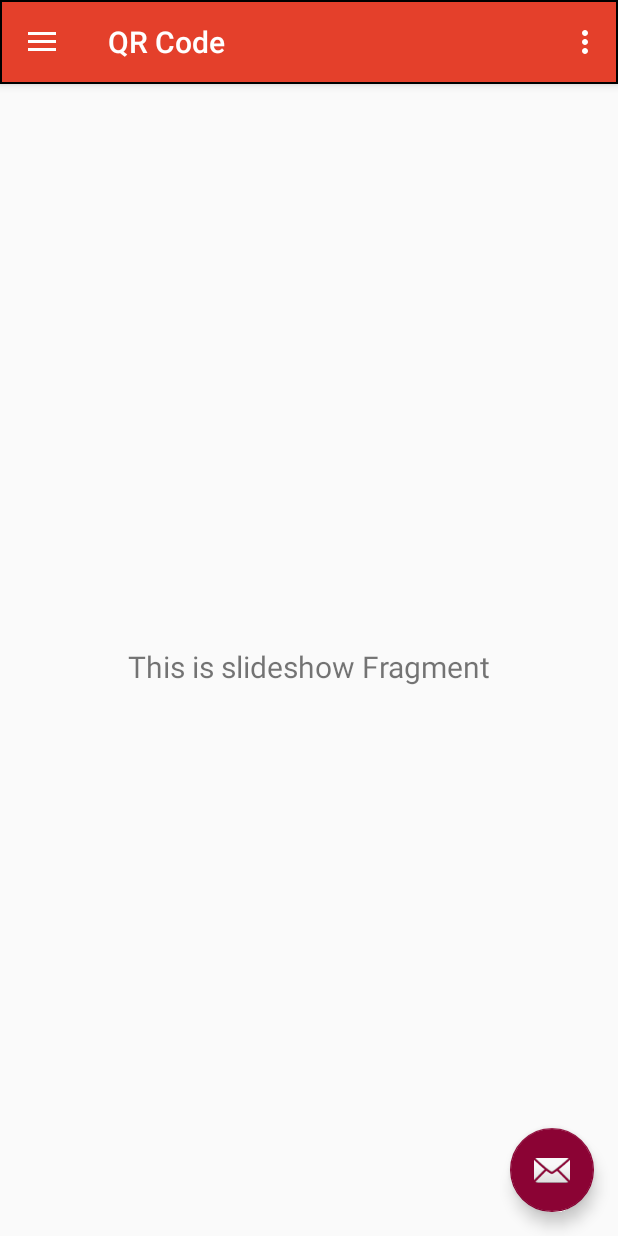
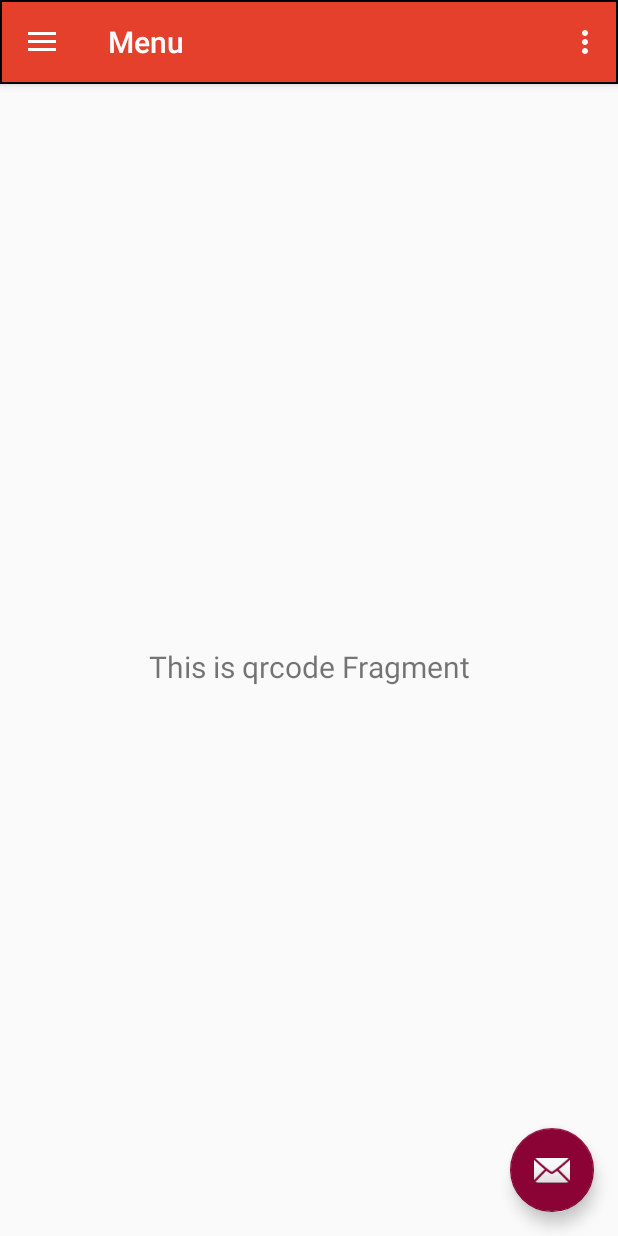
Before and after one commit to maxespi/Costachickens2, an Android app: the screen it shows after launch (MainActivity), in the side drawer, after a tap on "QR Code", on a phone screen of 412 x 824 dp. Run offline under Robolectric (Android 15) with nearby library versions, the phone set to English and light mode, and no system bars; our stand-ins replace navigation-ui; libraries missing offline, so code that uses them is left out: ahmed.easyslider; pictures from the network do not load; 6 statements that could not run were skipped.

Commit message:
Varios cambios, se agrega un cuarto elemento al menu

```diff
--- a/app/build.gradle
+++ b/app/build.gradle
@@ -50,6 +50,7 @@ dependencies {
     implementation 'androidx.lifecycle:lifecycle-extensions:2.2.0'
     implementation 'androidx.navigation:navigation-fragment-ktx:2.2.1'
     implementation 'androidx.navigation:navigation-ui-ktx:2.2.1'
+    implementation 'androidx.lifecycle:lifecycle-viewmodel-ktx:2.2.0'
     testImplementation 'junit:junit:4.12'
     androidTestImplementation 'androidx.test.ext:junit:1.1.1'
     androidTestImplementation 'androidx.test.espresso:espresso-core:3.2.0'
--- a/app/src/main/java/com/e/costachickens2/MainActivity.kt
+++ b/app/src/main/java/com/e/costachickens2/MainActivity.kt
@@ -1,20 +1,21 @@
 package com.e.costachickens2
 
-import android.content.Intent
 import android.os.Bundle
 import android.view.Menu
 import android.view.View
-import com.google.android.material.floatingactionbutton.FloatingActionButton
-import com.google.android.material.snackbar.Snackbar
-import com.google.android.material.navigation.NavigationView
+import android.widget.Button
+import android.widget.Toast
+import androidx.appcompat.app.AppCompatActivity
+import androidx.appcompat.widget.Toolbar
+import androidx.drawerlayout.widget.DrawerLayout
 import androidx.navigation.findNavController
 import androidx.navigation.ui.AppBarConfiguration
 import androidx.navigation.ui.navigateUp
 import androidx.navigation.ui.setupActionBarWithNavController
 import androidx.navigation.ui.setupWithNavController
-import androidx.drawerlayout.widget.DrawerLayout
-import androidx.appcompat.app.AppCompatActivity
-import androidx.appcompat.widget.Toolbar
+import com.google.android.material.floatingactionbutton.FloatingActionButton
+import com.google.android.material.navigation.NavigationView
+import com.google.android.material.snackbar.Snackbar
 
 class MainActivity : AppCompatActivity() {
 
@@ -23,32 +24,38 @@ class MainActivity : AppCompatActivity() {
 
     override fun onCreate(savedInstanceState: Bundle?) {
 
+        // estas lineas, delay y cambio de thema.
         Thread.sleep(1000)
         setTheme(R.style.AppTheme_NoActionBar)
 
         super.onCreate(savedInstanceState)
         setContentView(R.layout.activity_main)
+
+
         val toolbar: Toolbar = findViewById(R.id.toolbar)
         setSupportActionBar(toolbar)
 
         val fab: FloatingActionButton = findViewById(R.id.fab)
         fab.setOnClickListener { view ->
-            Snackbar.make(view, "Replace with your own action", Snackbar.LENGTH_LONG)
+            Snackbar.make(view, "Enviar mensaje", Snackbar.LENGTH_LONG)
                     .setAction("Action", null).show()
         }
+
         val drawerLayout: DrawerLayout = findViewById(R.id.drawer_layout)
         val navView: NavigationView = findViewById(R.id.nav_view)
         val navController = findNavController(R.id.nav_host_fragment)
-        // Passing each menu ID as a set of Ids because each
-        // menu should be considered as top level destinations.
+        // Passing each qrcode ID as a set of Ids because each
+        // qrcode should be considered as top level destinations.
         appBarConfiguration = AppBarConfiguration(setOf(
-                R.id.nav_primero, R.id.nav_segundo, R.id.nav_tercero), drawerLayout)
+                R.id.nav_primero, R.id.nav_segundo, R.id.nav_tercero, R.id.nav_cuarto), drawerLayout)
         setupActionBarWithNavController(navController, appBarConfiguration)
         navView.setupWithNavController(navController)
+
+
     }
 
     override fun onCreateOptionsMenu(menu: Menu): Boolean {
-        // Inflate the menu; this adds items to the action bar if it is present.
+        // Inflate the qrcode; this adds items to the action bar if it is present.
         menuInflater.inflate(R.menu.main, menu)
         return true
     }
@@ -58,8 +65,11 @@ class MainActivity : AppCompatActivity() {
         return navController.navigateUp(appBarConfiguration) || super.onSupportNavigateUp()
     }
 
-    /*fun goweb(@Suppress("UNUSED_PARAMETER")view: View){
-        startActivity(Intent(this, WebActivity::class.java))
+    /*
+
+    fun goweb(@Suppress("UNUSED_PARAMETER")view: View){
+        val btnWeb = Intent(this@MainActivity.baseContext, WebActivity::class.java)
+        startActivity(btnWeb)
     }*/
 
 
--- a/app/src/main/java/com/e/costachickens2/ui/home/HomeFragment.kt
+++ b/app/src/main/java/com/e/costachickens2/ui/home/HomeFragment.kt
@@ -2,19 +2,26 @@ package com.e.costachickens2.ui.home
 
 import ahmed.easyslider.EasySlider
 import ahmed.easyslider.SliderItem
+import android.content.Intent
 import android.os.Bundle
 import android.view.LayoutInflater
 import android.view.View
 import android.view.ViewGroup
+import android.widget.Button
+import android.widget.Toast
 import androidx.fragment.app.Fragment
 import androidx.lifecycle.ViewModelProviders
 import com.e.costachickens2.R
+import com.e.costachickens2.ui.web.WebFragment
+import com.e.costachickens2.ui.web.WebViewModel
 
 
 class HomeFragment : Fragment() {
 
     private lateinit var homeViewModel: HomeViewModel
-    Button
+
+
+
 
     /*private val URLbase = "https://www.costachickens.cl/wp-content/uploads/2020/02/IMG-20200227-WA0049.jpg"*/
 
@@ -28,8 +35,6 @@ class HomeFragment : Fragment() {
                 ViewModelProviders.of(this).get(HomeViewModel::class.java)
         val root = inflater.inflate(R.layout.fragment_home, container, false)
 
-
-
         val easySlider: EasySlider = root.findViewById(R.id.sliderId)
         val easySliders = ArrayList<SliderItem>()
         easySliders.add(SliderItem("Promo", R.drawable.promo1))
@@ -38,23 +43,46 @@ class HomeFragment : Fragment() {
         easySlider.setPages(easySliders)
 
 
+        val btnWeb: Button = root.findViewById(R.id.goweb)
+        val btnHome: Button = root.findViewById(R.id.gohome)
+        val btnMenu: Button = root.findViewById(R.id.gomenu)
+        val btnQRcode: Button = root.findViewById(R.id.goqrcode)
+
+        btnWeb.setOnClickListener (View.OnClickListener {
+            Toast.makeText(activity,"Pagina WEB!",Toast.LENGTH_SHORT).show()
+        })
+
+        btnHome.setOnClickListener (View.OnClickListener {
+            Toast.makeText(activity,"Home!",Toast.LENGTH_SHORT).show();
+            //val intent = Intent(activity, WebActivity::class.java)
+            //activity!!.startActivity(intent)
+        })
+
+        btnMenu.setOnClickListener (View.OnClickListener {
+            Toast.makeText(activity,"Menu!",Toast.LENGTH_SHORT).show();
+            //val intent = Intent(activity, WebActivity::class.java)
+            //activity!!.startActivity(intent)
+        })
+
+        btnQRcode.setOnClickListener (View.OnClickListener {
+            Toast.makeText(activity,"QR Code!",Toast.LENGTH_SHORT).show();
+            //val intent = Intent(activity, WebActivity::class.java)
+            //activity!!.startActivity(intent)
+        })
+
+
+
+
 
         /*var imageView: ImageView = root.findViewById(R.id.imageView)
-
         Glide.with(this)
             .load(URLbase)
             .override(600, 400)
             .into(imageView)*/
-
-
         /*val textView: TextView = root.findViewById(R.id.text_home)
         homeViewModel.text.observe(viewLifecycleOwner, Observer {
             textView.text = it
         })*/
         return root
-
-
     }
-
-
 }
--- a/app/src/main/java/com/e/costachickens2/ui/slideshow/SlideshowFragment.kt
+++ b/app/src/main/java/com/e/costachickens2/ui/menu/MenuFragment.kt
@@ -1,4 +1,4 @@
-package com.e.costachickens2.ui.slideshow
+package com.e.costachickens2.ui.menu
 
 import android.os.Bundle
 import android.view.LayoutInflater
@@ -10,20 +10,20 @@ import androidx.lifecycle.Observer
 import androidx.lifecycle.ViewModelProviders
 import com.e.costachickens2.R
 
-class SlideshowFragment : Fragment() {
+class MenuFragment : Fragment() {
 
-    private lateinit var slideshowViewModel: SlideshowViewModel
+    private lateinit var galleryViewModel: MenuViewModel
 
     override fun onCreateView(
             inflater: LayoutInflater,
             container: ViewGroup?,
             savedInstanceState: Bundle?
     ): View? {
-        slideshowViewModel =
-                ViewModelProviders.of(this).get(SlideshowViewModel::class.java)
-        val root = inflater.inflate(R.layout.fragment_slideshow, container, false)
-        val textView: TextView = root.findViewById(R.id.text_slideshow)
-        slideshowViewModel.text.observe(viewLifecycleOwner, Observer {
+        galleryViewModel =
+                ViewModelProviders.of(this).get(MenuViewModel::class.java)
+        val root = inflater.inflate(R.layout.fragment_menu, container, false)
+        val textView: TextView = root.findViewById(R.id.text_gallery)
+        galleryViewModel.text.observe(viewLifecycleOwner, Observer {
             textView.text = it
         })
         return root
--- a/app/src/main/java/com/e/costachickens2/ui/slideshow/SlideshowViewModel.kt
+++ b/app/src/main/java/com/e/costachickens2/ui/menu/MenuViewModel.kt
@@ -1,13 +1,13 @@
-package com.e.costachickens2.ui.slideshow
+package com.e.costachickens2.ui.menu
 
 import androidx.lifecycle.LiveData
 import androidx.lifecycle.MutableLiveData
 import androidx.lifecycle.ViewModel
 
-class SlideshowViewModel : ViewModel() {
+class MenuViewModel : ViewModel() {
 
     private val _text = MutableLiveData<String>().apply {
-        value = "This is slideshow Fragment"
+        value = "This is Menu Fragment"
     }
     val text: LiveData<String> = _text
 }
--- a/app/src/main/java/com/e/costachickens2/ui/gallery/GalleryFragment.kt
+++ b/app/src/main/java/com/e/costachickens2/ui/qrcode/QRcodeFragment.kt
@@ -1,4 +1,4 @@
-package com.e.costachickens2.ui.gallery
+package com.e.costachickens2.ui.qrcode
 
 import android.os.Bundle
 import android.view.LayoutInflater
@@ -10,20 +10,20 @@ import androidx.lifecycle.Observer
 import androidx.lifecycle.ViewModelProviders
 import com.e.costachickens2.R
 
-class GalleryFragment : Fragment() {
+class QRcodeFragment : Fragment() {
 
-    private lateinit var galleryViewModel: GalleryViewModel
+    private lateinit var qrcodeViewModel: QRcodeViewModel
 
     override fun onCreateView(
             inflater: LayoutInflater,
             container: ViewGroup?,
             savedInstanceState: Bundle?
     ): View? {
-        galleryViewModel =
-                ViewModelProviders.of(this).get(GalleryViewModel::class.java)
-        val root = inflater.inflate(R.layout.fragment_gallery, container, false)
-        val textView: TextView = root.findViewById(R.id.text_gallery)
-        galleryViewModel.text.observe(viewLifecycleOwner, Observer {
+        qrcodeViewModel =
+                ViewModelProviders.of(this).get(QRcodeViewModel::class.java)
+        val root = inflater.inflate(R.layout.fragment_qrcode, container, false)
+        val textView: TextView = root.findViewById(R.id.text_slideshow)
+        qrcodeViewModel.text.observe(viewLifecycleOwner, Observer {
             textView.text = it
         })
         return root
--- a/app/src/main/java/com/e/costachickens2/ui/gallery/GalleryViewModel.kt
+++ b/app/src/main/java/com/e/costachickens2/ui/qrcode/QRcodeViewModel.kt
@@ -1,13 +1,13 @@
-package com.e.costachickens2.ui.gallery
+package com.e.costachickens2.ui.qrcode
 
 import androidx.lifecycle.LiveData
 import androidx.lifecycle.MutableLiveData
 import androidx.lifecycle.ViewModel
 
-class GalleryViewModel : ViewModel() {
+class QRcodeViewModel : ViewModel() {
 
     private val _text = MutableLiveData<String>().apply {
-        value = "This is gallery Fragment"
+        value = "This is qrcode Fragment"
     }
     val text: LiveData<String> = _text
 }
--- a/app/src/main/res/layout/content_main.xml
+++ b/app/src/main/res/layout/content_main.xml
@@ -13,6 +13,7 @@
         android:layout_width="match_parent"
         android:layout_height="match_parent"
         app:defaultNavHost="true"
+        app:layout_constraintHorizontal_bias="0.0"
         app:layout_constraintLeft_toLeftOf="parent"
         app:layout_constraintRight_toRightOf="parent"
         app:layout_constraintTop_toTopOf="parent"
--- a/app/src/main/res/layout/fragment_slideshow.xml
+++ b/app/src/main/res/layout/fragment_menu.xml
@@ -1,13 +1,14 @@
 <?xml version="1.0" encoding="utf-8"?>
-<androidx.constraintlayout.widget.ConstraintLayout xmlns:android="http://schemas.android.com/apk/res/android"
+<androidx.constraintlayout.widget.ConstraintLayout
+    xmlns:android="http://schemas.android.com/apk/res/android"
     xmlns:app="http://schemas.android.com/apk/res-auto"
     xmlns:tools="http://schemas.android.com/tools"
     android:layout_width="match_parent"
     android:layout_height="match_parent"
-    tools:context=".ui.slideshow.SlideshowFragment">
+    tools:context=".ui.menu.MenuFragment">
 
     <TextView
-        android:id="@+id/text_slideshow"
+        android:id="@+id/text_gallery"
         android:layout_width="match_parent"
         android:layout_height="wrap_content"
         android:layout_marginStart="8dp"
--- /dev/null
+++ b/app/src/main/res/layout/fragment_qrcode.xml
@@ -0,0 +1,22 @@
+<?xml version="1.0" encoding="utf-8"?>
+<androidx.constraintlayout.widget.ConstraintLayout xmlns:android="http://schemas.android.com/apk/res/android"
+    xmlns:app="http://schemas.android.com/apk/res-auto"
+    xmlns:tools="http://schemas.android.com/tools"
+    android:layout_width="match_parent"
+    android:layout_height="match_parent"
+    tools:context=".ui.qrcode.QRcodeFragment">
+
+    <TextView
+        android:id="@+id/text_slideshow"
+        android:layout_width="match_parent"
+        android:layout_height="wrap_content"
+        android:layout_marginStart="8dp"
+        android:layout_marginTop="8dp"
+        android:layout_marginEnd="8dp"
+        android:textAlignment="center"
+        android:textSize="20sp"
+        app:layout_constraintBottom_toBottomOf="parent"
+        app:layout_constraintEnd_toEndOf="parent"
+        app:layout_constraintStart_toStartOf="parent"
+        app:layout_constraintTop_toTopOf="parent" />
+</androidx.constraintlayout.widget.ConstraintLayout>
--- a/app/src/main/res/menu/activity_main_drawer.xml
+++ b/app/src/main/res/menu/activity_main_drawer.xml
@@ -13,8 +13,12 @@
             android:icon="@drawable/ic_menu_gallery"
             android:title="@string/menu_segundo" />
         <item
-            android:id="@+id/nav_tercero"
+        android:id="@+id/nav_tercero"
+        android:icon="@drawable/ic_menu_slideshow"
+        android:title="@string/menu_tercero" />
+        <item
+            android:id="@+id/nav_cuarto"
             android:icon="@drawable/ic_menu_slideshow"
-            android:title="@string/menu_tercero" />
+            android:title="@string/menu_cuarto" />
     </group>
 </menu>
--- a/app/src/main/res/navigation/mobile_navigation.xml
+++ b/app/src/main/res/navigation/mobile_navigation.xml
@@ -31,13 +31,20 @@
 
     <fragment
         android:id="@+id/nav_segundo"
-        android:name="com.e.costachickens2.ui.gallery.GalleryFragment"
+        android:name="com.e.costachickens2.ui.web.WebFragment"
         android:label="@string/menu_segundo"
-        tools:layout="@layout/fragment_gallery" />
+        tools:layout="@layout/web_fragment" />
 
     <fragment
         android:id="@+id/nav_tercero"
-        android:name="com.e.costachickens2.ui.slideshow.SlideshowFragment"
+        android:name="com.e.costachickens2.ui.menu.MenuFragment"
         android:label="@string/menu_tercero"
-        tools:layout="@layout/fragment_slideshow" />
+        tools:layout="@layout/fragment_menu" />
+
+    <fragment
+        android:id="@+id/nav_cuarto"
+        android:name="com.e.costachickens2.ui.qrcode.QRcodeFragment"
+        android:label="@string/menu_tercero"
+        tools:layout="@layout/fragment_qrcode" />
+
 </navigation>
--- a/app/src/main/res/values/strings.xml
+++ b/app/src/main/res/values/strings.xml
@@ -10,8 +10,9 @@
     <string name="action_settings">Opciones</string>
 
     <string name="menu_primero">Inicio</string>
-    <string name="menu_segundo">Menu</string>
-    <string name="menu_tercero">QR Code</string>
+    <string name="menu_segundo">Pagina Web</string>
+    <string name="menu_tercero">Menu</string>
+    <string name="menu_cuarto">QR Code</string>
 
     <string name="home_second">Home Second</string>
 </resources>
```
Also changed, not shown: app/src/main/AndroidManifest.xml (+4 -4 lines), app/src/main/java/com/e/costachickens2/WebActivity.kt (deleted, +0 -83 lines), app/src/main/java/com/e/costachickens2/ui/web/WebFragment.kt (added, +42 -0 lines), app/src/main/java/com/e/costachickens2/ui/web/WebViewModel.kt (added, +14 -0 lines), app/src/main/res/layout/activity_web.xml (deleted, +0 -41 lines), app/src/main/res/layout/fragment_home.xml (+12 -16 lines), app/src/main/res/layout/fragment_web.xml (renamed from app/src/main/res/layout/fragment_gallery.xml, +5 -3 lines).
